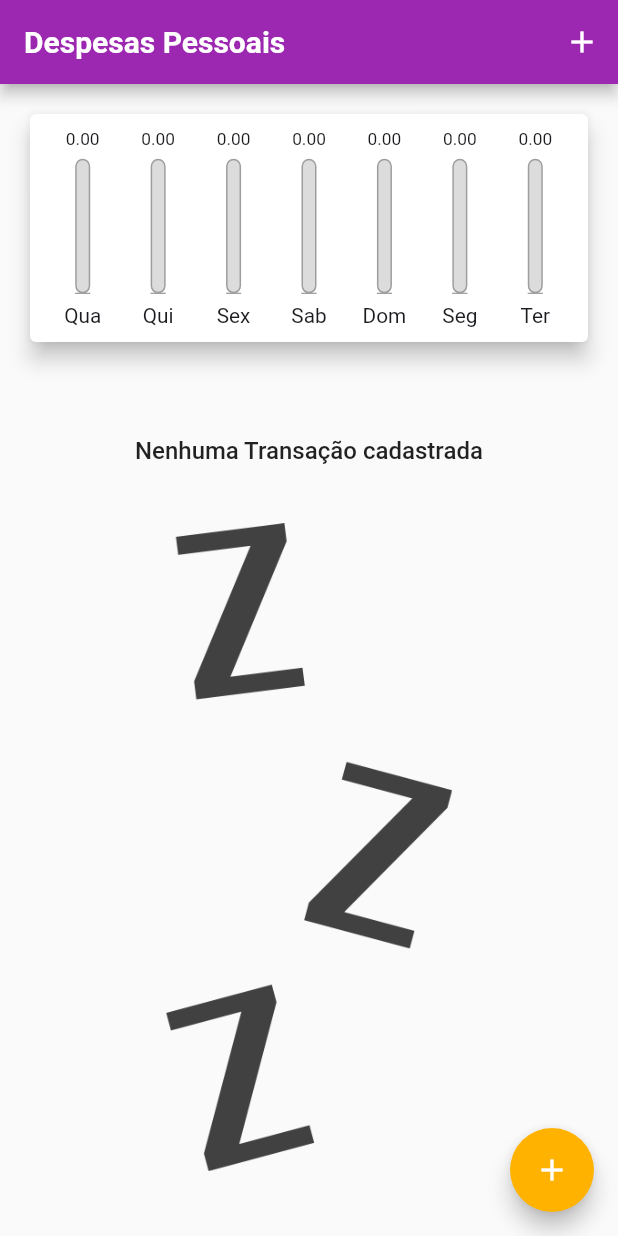
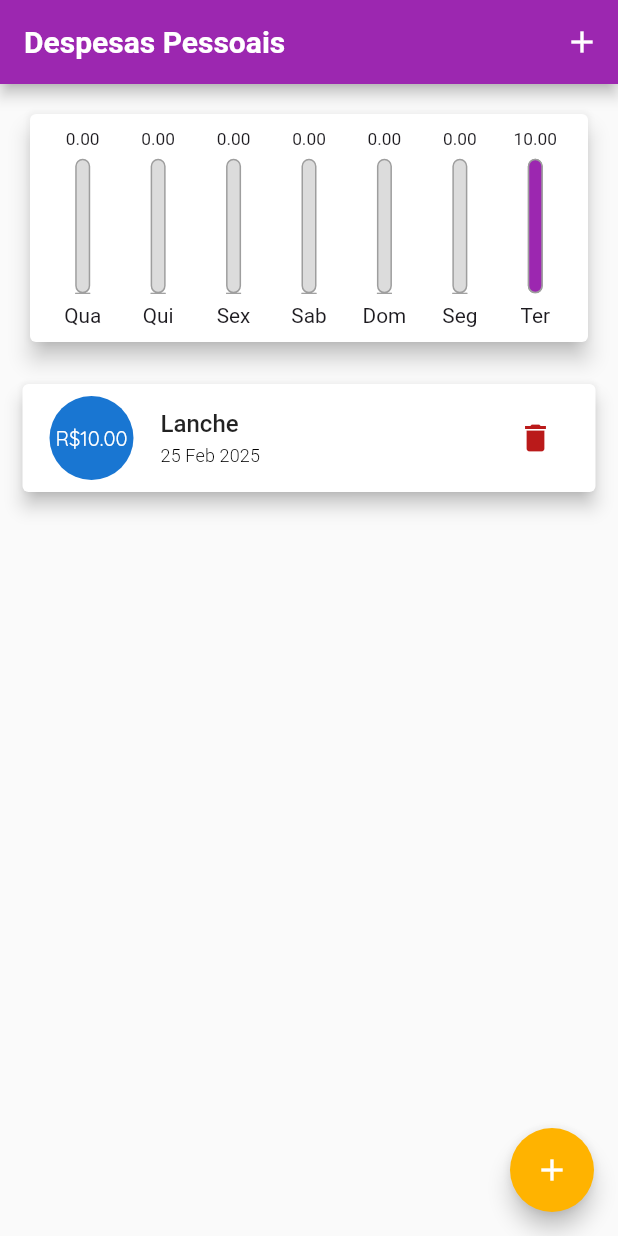
Before and after one commit to gabznavas/dart-flutter-apps, a Flutter app: the screen it shows after launch, on a phone screen of 412 x 824 dp. Run offline on Flutter 3.47's test engine with Material 3 defaults, Android fonts, the phone set to English and light mode, and no system bars.

Commit message:
media query icon trailing if width is > 450

```diff
--- a/expenses_flutter/lib/components/transaction_list.dart
+++ b/expenses_flutter/lib/components/transaction_list.dart
@@ -72,7 +72,28 @@ class TransactionList extends StatelessWidget {
               DateFormat(dateBrazilFormat).format(transaction.date),
               style: Theme.of(context).textTheme.titleSmall,
             ),
-            trailing: IconButton(
+            trailing:
+                MediaQuery.of(context).size.width > 450
+                    ? TextButton(
+                      onPressed: () => onRemove(transaction.id),
+                      child: Column(
+                        children: [
+                          Flexible(
+                            child: Text(
+                              "Excluir",
+                              style: TextStyle(
+                                color: Theme.of(context).colorScheme.error,
+                              ),
+                            ),
+                          ),
+                          Icon(
+                            Icons.delete,
+                            color: Theme.of(context).colorScheme.error,
+                          ),
+                        ],
+                      ),
+                    )
+                    : IconButton(
                       onPressed: () => onRemove(transaction.id),
                       icon: Icon(
                         Icons.delete,
--- a/expenses_flutter/lib/main.dart
+++ b/expenses_flutter/lib/main.dart
@@ -60,7 +60,9 @@ class MyHomePage extends StatefulWidget {
 
 class _MyHomePageState extends State<MyHomePage> {
   bool _showChart = false;
-  final List<Transaction> _transactions = [];
+  final List<Transaction> _transactions = [
+    Transaction(id: 't1', title: 'Lanche', value: 10, date: DateTime.now()),
+  ];
 
   List<Transaction> get _recentTransactions {
     final Duration sevenDaysDuration = Duration(days: 7);
```
Lines whose indentation alone changed are shown as unchanged.
